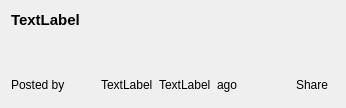
Above: retroshare-gui/src/gui/Posted/PhotoView.ui from RetroShare/RetroShare before the change. Below: the same form after it.
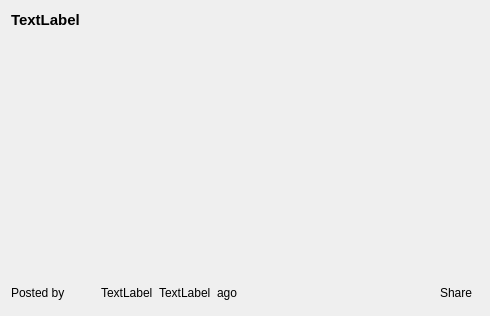
That is the form after the change. Icons and pictures are not drawn. Custom widgets are drawn as their Qt base class.

Commit message: adding back spacer for PhotoView & fixed issue with centering

```diff
--- a/retroshare-gui/src/gui/Posted/PhotoView.ui
+++ b/retroshare-gui/src/gui/Posted/PhotoView.ui
@@ -6,8 +6,8 @@
    <rect>
     <x>0</x>
     <y>0</y>
-    <width>346</width>
-    <height>107</height>
+    <width>490</width>
+    <height>316</height>
    </rect>
   </property>
   <property name="windowTitle">
@@ -47,14 +47,49 @@
       <property name="leftMargin">
        <number>0</number>
       </property>
+      <property name="topMargin">
+       <number>0</number>
+      </property>
       <property name="rightMargin">
        <number>0</number>
       </property>
+      <property name="bottomMargin">
+       <number>0</number>
+      </property>
+      <item row="0" column="2">
+       <spacer name="horizontalSpacer_3">
+        <property name="orientation">
+         <enum>Qt::Horizontal</enum>
+        </property>
+        <property name="sizeHint" stdset="0">
+         <size>
+          <width>40</width>
+          <height>20</height>
+         </size>
+        </property>
+       </spacer>
+      </item>
       <item row="0" column="0">
+       <spacer name="horizontalSpacer_2">
+        <property name="orientation">
+         <enum>Qt::Horizontal</enum>
+        </property>
+        <property name="sizeHint" stdset="0">
+         <size>
+          <width>40</width>
+          <height>20</height>
+         </size>
+        </property>
+       </spacer>
+      </item>
+      <item row="0" column="1">
        <widget class="AspectRatioPixmapLabel" name="photoLabel">
         <property name="text">
          <string/>
         </property>
+        <property name="alignment">
+         <set>Qt::AlignCenter</set>
+        </property>
        </widget>
       </item>
      </layout>
```
